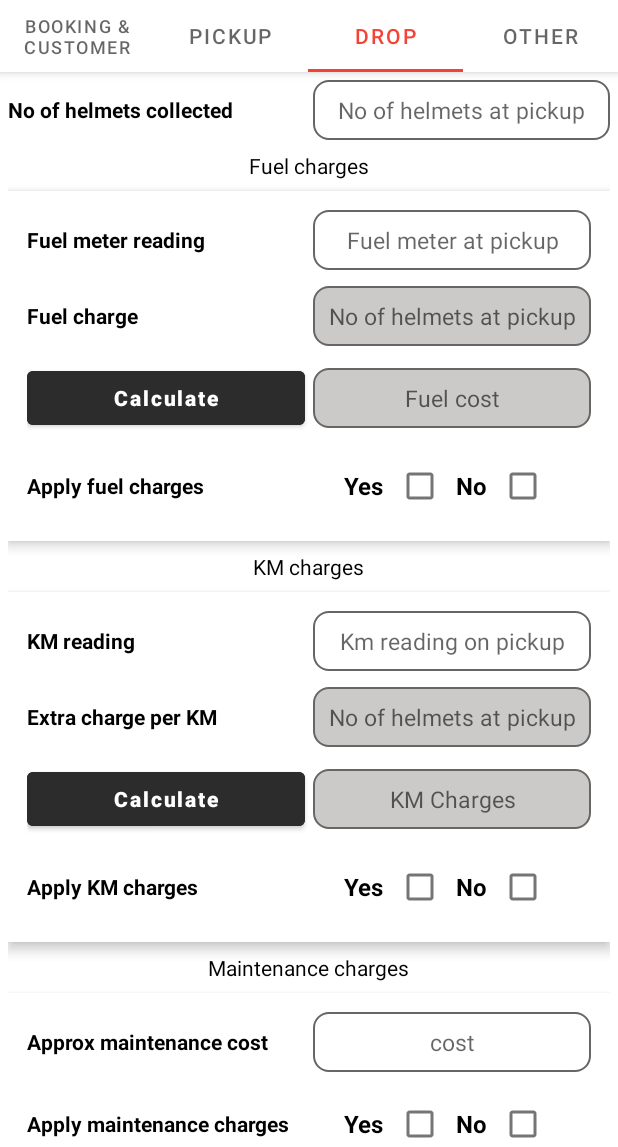
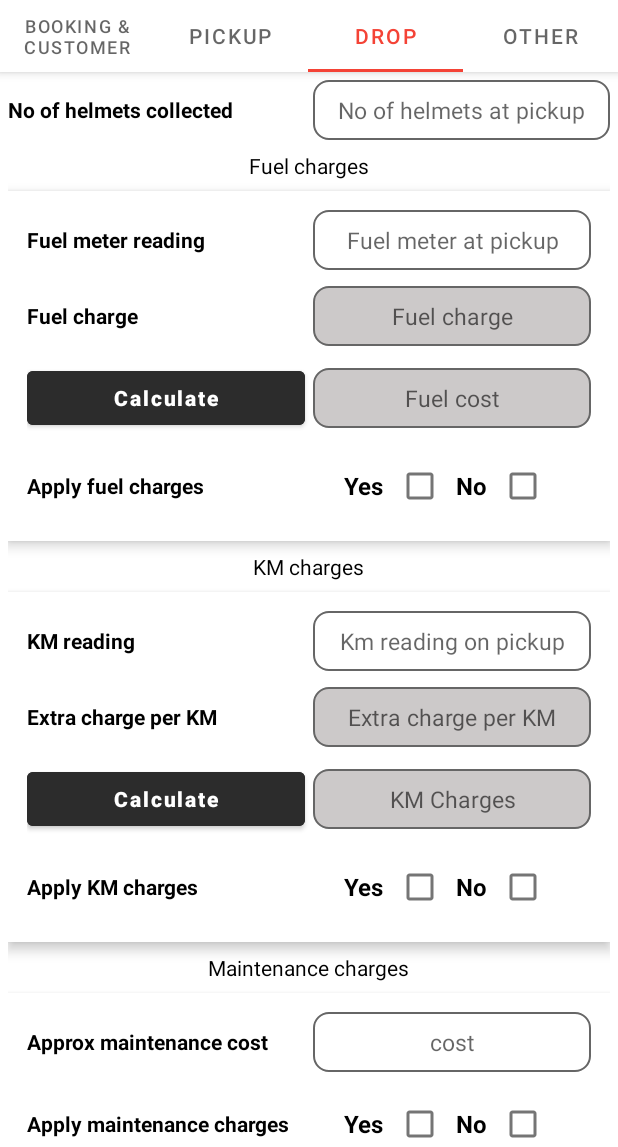
Before and after one commit to abhinandans109/Ridobiko_Vendor, an Android app: the BookingActivity screen opened directly, with no data from a screen before it, tab 3 chosen, on a phone screen of 412 x 824 dp, the part 89-1236 px from its top. Run offline under Robolectric (Android 15) with nearby library versions, the phone set to English and light mode, and no system bars; our stand-ins replace Picasso; libraries missing offline, so code that uses them is left out: com.github.dhaval2404.imagepicker; network calls fail; pictures from the network do not load; 21 statements that could not run were skipped.

Commit message:
Drop changes

```diff
--- a/app/src/main/java/com/ridobiko/ridobikoPartner/api/ApiService.java
+++ b/app/src/main/java/com/ridobiko/ridobikoPartner/api/ApiService.java
@@ -57,6 +57,7 @@ public interface ApiService {
             @Field("helmet_front_2") String helmet_front_2,
             @Field("helmet_back_2") String helmet_back_2
     );
+
     @FormUrlEncoded
     @POST("insertPickup.php")
     Call<ApiResponseModel<String>> submitPickup(
@@ -80,4 +81,26 @@ public interface ApiService {
             @Field("city") String city
     );
 
+    @FormUrlEncoded
+    @POST("insertDrop.php")
+    Call<ApiResponseModel<String>> submitDrop(
+            @Field("order_id") String order_id,
+            @Field("drop_date") String drop_date,
+            @Field("no_of_helemets_drop") String no_of_helemets_drop,
+            @Field("comment") String comment,
+            @Field("km_drop") String km_drop,
+            @Field("fuel_drop") String fuel_drop,
+            @Field("fuel_charges") String fuel_charges,
+            @Field("extra_km_charge") String extra_km_charge,
+            @Field("main_cost") String main_cost,
+            @Field("main_comment") String main_comment,
+            @Field("vehicle_condition") String vehicle_condition,
+            @Field("original_id") String original_id,
+            @Field("collected_by") String collected_by,
+            @Field("fuel_charges_apply") String fuel_charges_apply,
+            @Field("km_charges_apply") String km_charges_apply,
+            @Field("maintenance_charge_apply") String maintenance_charge_apply,
+            @Field("charges_confirmed") String charges_confirmed
+    );
+
 }
--- a/app/src/main/java/com/ridobiko/ridobikoPartner/constants/Constants.java
+++ b/app/src/main/java/com/ridobiko/ridobikoPartner/constants/Constants.java
@@ -2,7 +2,7 @@ package com.ridobiko.ridobikoPartner.constants;
 
  public class Constants {
 
-    public static final String BASE_URL="http://192.168.100.118/RidoVendor/";
+    public static final String BASE_URL="http://192.168.6.118/RidoVendor/";
     public static final String SUCCESS="1";
     public static final String PREFS_LOGIN_DETAILS="login_details";
     public static final String IS_VENDOR="is_vendor";
--- a/app/src/main/res/layout/fragment_drop.xml
+++ b/app/src/main/res/layout/fragment_drop.xml
@@ -31,7 +31,6 @@
                />
             <EditText
             android:textSize="15sp"
-
                 android:layout_weight="1"
                 android:gravity="center"
                 android:id="@+id/helmets_at_pickup"
@@ -78,6 +77,7 @@
                   android:gravity="center"
                   android:id="@+id/fuel_at_pickup"
                   android:textAllCaps="false"
+                  android:inputType="number"
                   android:background="@drawable/btn_grey"
                   android:layout_gravity="center"
                   android:hint="Fuel meter at pickup"
@@ -107,7 +107,7 @@
                   android:textAllCaps="false"
                   android:background="@drawable/btn_grey_faded"
                   android:layout_gravity="center"
-                  android:hint="No of helmets at pickup"
+                  android:hint="Fuel charge"
                   android:layout_width="0dp"
                   android:layout_height="40dp"/>
           </LinearLayout>
@@ -117,6 +117,7 @@
               android:layout_width="match_parent"
               android:layout_height="wrap_content">
               <Button
+                  android:id="@+id/calculate_fuel_cost"
                   android:layout_gravity="center"
                   android:layout_weight="1"
                   android:layout_width="0dp"
@@ -256,7 +257,7 @@
                    android:textAllCaps="false"
                    android:background="@drawable/btn_grey_faded"
                    android:layout_gravity="center"
-                   android:hint="No of helmets at pickup"
+                   android:hint="Extra charge per KM"
                    android:layout_width="0dp"
                    android:layout_height="40dp"/>
            </LinearLayout>
@@ -266,6 +267,7 @@
                android:layout_width="match_parent"
                android:layout_height="wrap_content">
                <Button
+                   android:id="@+id/calculate_km_cost"
                    android:layout_gravity="center"
                    android:layout_weight="1"
                    android:layout_width="0dp"
@@ -723,7 +725,7 @@
                     android:textColor="@color/black"
                     android:layout_marginRight="5dp"
                     />
-                <Spinner
+                <EditText
                     android:layout_weight="1"
                     android:gravity="center"
                     android:id="@+id/collected_by"
```
Also changed, not shown: app/src/main/java/com/ridobiko/ridobikoPartner/fragments/Drop.kt (+154 -15 lines), app/src/main/java/com/ridobiko/ridobikoPartner/models/BookingResponseModel.java (+11 -0 lines).
